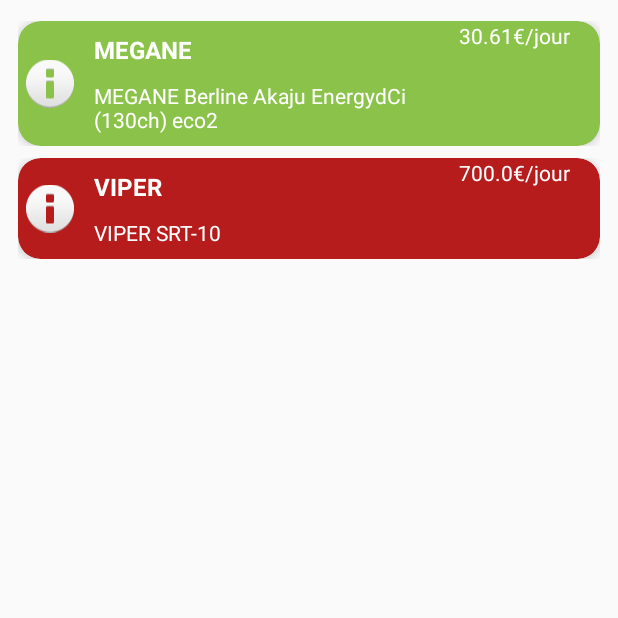
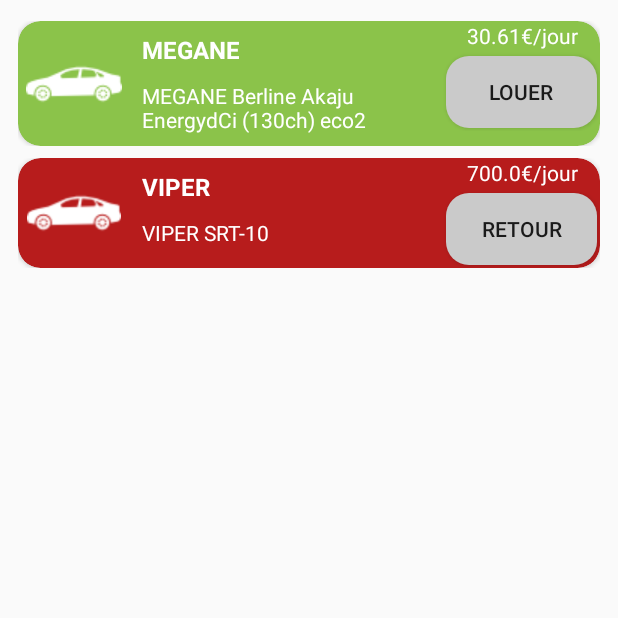
Before and after one commit to morganebaud/LokaCar, an Android app: the SearchActivity screen opened directly, with no data from a screen before it, after a tap on "CHERCHER", on a phone screen of 412 x 824 dp, the top half of it. Run offline under Robolectric (Android 15) with nearby library versions, the phone set to English and light mode, and no system bars.

Commit message:
fiche de loc

```diff
--- a/app/src/main/java/fr/ecole/eni/lokacar/adapter/VehiculesRecyclerViewAdapter.java
+++ b/app/src/main/java/fr/ecole/eni/lokacar/adapter/VehiculesRecyclerViewAdapter.java
@@ -1,5 +1,6 @@
 package fr.ecole.eni.lokacar.adapter;
 
+import android.content.Intent;
 import android.graphics.Color;
 import android.support.v7.widget.CardView;
 import android.support.v7.widget.RecyclerView;
@@ -7,13 +8,17 @@
 import android.view.LayoutInflater;
 import android.view.View;
 import android.view.ViewGroup;
+import android.widget.Button;
 import android.widget.ImageView;
 import android.widget.TextView;
+import android.widget.Toast;
 
 import java.util.List;
 
 import fr.ecole.eni.lokacar.R;
 import fr.ecole.eni.lokacar.bean.Vehicule;
+import fr.ecole.eni.lokacar.controller.LocationActivity;
+import fr.ecole.eni.lokacar.controller.VehiculesActivity;
 import fr.ecole.eni.lokacar.fragment.VehiculesFragment;
 
 public class VehiculesRecyclerViewAdapter extends Adapter<VehiculesRecyclerViewAdapter.ViewHolder> {
@@ -55,8 +60,26 @@
 
         if (!mVehicules.get(position).isDispo()) {
             holder.mCardView.setCardBackgroundColor(Color.parseColor("#B71C1C"));
+            holder.mBtnAction.setText("Retour");
+
+            holder.mBtnAction.setOnClickListener(new View.OnClickListener() {
+                @Override
+                public void onClick(View v) {
+                    Intent intent = new Intent(v.getContext(), LocationActivity.class);
+                    v.getContext().startActivity(intent);
+                }
+            });
         } else {
             holder.mCardView.setCardBackgroundColor(Color.parseColor("#8BC34A"));
+            holder.mBtnAction.setText("Louer");
+
+            holder.mBtnAction.setOnClickListener(new View.OnClickListener() {
+                @Override
+                public void onClick(View v) {
+                    Intent intent = new Intent(v.getContext(), LocationActivity.class);
+                    v.getContext().startActivity(intent);
+                }
+            });
         }
 
         if (mVehicules.get(position).getModel() != null) {
@@ -78,22 +101,24 @@
 
     public static class ViewHolder extends RecyclerView.ViewHolder {
         public final View mView;
+        public final CardView mCardView;
         public final ImageView mImageView;
         public final TextView mModele;
         public final TextView mDesignation;
         public final TextView mPrix;
-        public final CardView mCardView;
+        public final Button mBtnAction;
         public Vehicule mItem;
 
         public ViewHolder(View v) {
             super(v);
 
             mView = v;
+            mCardView = (CardView) v.findViewById(R.id.fragmentVehiculesItems_cardview);
             mImageView = (ImageView) v.findViewById(R.id.fragmentVehiculesItem_photo);
             mModele = (TextView) v.findViewById(R.id.fragmentVehiculesItem_modele);
             mDesignation = (TextView) v.findViewById(R.id.fragmentVehiculesItem_designation);
             mPrix = (TextView) v.findViewById(R.id.fragmentVehiculesItem_prix);
-            mCardView = (CardView) v.findViewById(R.id.fragmentVehiculesItems_cardview);
+            mBtnAction = (Button) v.findViewById(R.id.fragmentVehiculesItem_btnAction);
         }
     }
 
--- a/app/src/main/java/fr/ecole/eni/lokacar/controller/VehiculesActivity.java
+++ b/app/src/main/java/fr/ecole/eni/lokacar/controller/VehiculesActivity.java
@@ -17,9 +17,9 @@
 import fr.ecole.eni.lokacar.fragment.VehiculesFragment;
 
 public class VehiculesActivity extends AppCompatActivity
-        implements /*ActivityMessage,*/
+        implements
         VehiculesFragment.OnListFragmentInteractionListener,
-        DetailFragment.OnFragmentInteractionListener{
+        DetailFragment.OnFragmentInteractionListener {
 
     private List<Vehicule> mVehicules;
     private VehiculesFragment mVehiculesFragment;
@@ -33,14 +33,10 @@
         mVehiculesFragment = (VehiculesFragment) getSupportFragmentManager().findFragmentById(R.id.vehiculesFragment);
         mDetailFragment = (DetailFragment) getSupportFragmentManager().findFragmentById(R.id.fragmentDetail);
 
-        //mVehicules = new ArrayList<Vehicule>();
-        //mVehicules.add(new Vehicule("Peugeot", new Model("308","Peugeot 308",null,null,null),null,null, 15.6f,null,null,false,null));
-        //mVehicules.add(new Vehicule("Citroen",  new Model("C3","Citroen C3",null,null,null),null,null, 8.30f,null,null,false,null));
-
         Intent intent = getIntent();
         mVehicules = intent.getParcelableArrayListExtra("resultats");
 
-        if(mVehiculesFragment != null && mVehiculesFragment.isInLayout()){
+        if (mVehiculesFragment != null && mVehiculesFragment.isInLayout()) {
             setAdapterListe();
         }
     }
@@ -55,18 +51,17 @@
         Model detail = item.getModel();
         //Model detail = new Model(0,"manuelle", 0, 0,0, "bleue", null,"essence", 0, 0,null,null,null);
 
-        if(detail == null){
+        if (detail == null) {
             Toast.makeText(VehiculesActivity.this, "Erreur dans le chargement du détail", Toast.LENGTH_LONG).show();
-        }
-        else {
+        } else {
             chargeDetail(detail);
         }
     }
 
     /*
-     * affiche le détail ou l'activité
+     * Affiche le détail ou l'activité
      */
-    private void chargeDetail(Model detail){
+    private void chargeDetail(Model detail) {
         if (mDetailFragment != null && mDetailFragment.isInLayout()) {
             mDetailFragment.chargeDetail(detail);
         } else {
@@ -76,8 +71,8 @@
         }
     }
 
-    //Renseigne la liste au fragment contenant le RecyclerView
-    private void setAdapterListe(){
+    // Renseigne la liste au fragment contenant le RecyclerView
+    private void setAdapterListe() {
         mVehiculesFragment.setAdapter(new VehiculesRecyclerViewAdapter(mVehicules, VehiculesActivity.this));
     }
 }
--- /dev/null
+++ b/app/src/main/res/drawable/btn_custom.xml
@@ -0,0 +1,5 @@
+<?xml version="1.0" encoding="utf-8"?>
+<shape xmlns:android="http://schemas.android.com/apk/res/android" android:shape="rectangle">
+    <solid android:color="#cacaca"/>
+    <corners android:radius="15dp"/>
+</shape>
--- a/app/src/main/res/layout/fragment_vehicules_item.xml
+++ b/app/src/main/res/layout/fragment_vehicules_item.xml
@@ -1,24 +1,22 @@
 <?xml version="1.0" encoding="utf-8"?>
 <LinearLayout xmlns:android="http://schemas.android.com/apk/res/android"
+    xmlns:app="http://schemas.android.com/apk/res-auto"
+    xmlns:tools="http://schemas.android.com/tools"
     android:layout_width="match_parent"
-    xmlns:tools="http://schemas.android.com/tools"
-    xmlns:app="http://schemas.android.com/apk/res-auto"
+    android:layout_height="wrap_content"
     android:orientation="vertical"
     android:paddingBottom="4dp"
-    android:paddingTop="4dp"
+    android:paddingLeft="2dp"
     android:paddingRight="2dp"
-    android:paddingLeft="2dp"
-    android:layout_height="wrap_content">
+    android:paddingTop="4dp">
 
     <android.support.v7.widget.CardView
         android:id="@+id/fragmentVehiculesItems_cardview"
         android:layout_width="match_parent"
         android:layout_height="match_parent"
-        app:cardCornerRadius="15dp"
         android:elevation="16dp"
-        app:cardElevation="4dp"
-        app:cardMaxElevation="6dp"
-        app:cardBackgroundColor="@color/cardview_dark_background" >
+        app:cardBackgroundColor="@color/cardview_dark_background"
+        app:cardCornerRadius="15dp">
 
         <LinearLayout
             android:layout_width="match_parent"
@@ -30,24 +28,24 @@
                 android:layout_width="wrap_content"
                 android:layout_height="match_parent"
                 android:padding="@dimen/padding_5dp"
-            android:src="@android:drawable/ic_dialog_info" />
+                android:src="@drawable/car_model"
+                android:scaleType="centerInside" />
 
             <LinearLayout
                 android:layout_width="0dp"
-            android:layout_height="match_parent"
+                android:layout_height="wrap_content"
                 android:layout_weight="0.6"
-            android:padding="8dp"
-            android:orientation="vertical">
+                android:orientation="vertical"
+                android:padding="8dp">
 
                 <TextView
                     android:id="@+id/fragmentVehiculesItem_modele"
                     android:layout_width="match_parent"
+                    android:layout_height="wrap_content"
                     android:textColor="@android:color/white"
                     android:textSize="16sp"
                     android:textStyle="bold"
-                android:layout_height="wrap_content"
-                tools:text="modèle commercial"
-                />
+                    tools:text="modèle commercial" />
 
                 <LinearLayout
                     android:layout_width="match_parent"
@@ -61,8 +59,7 @@
                         android:layout_height="wrap_content"
                         android:layout_weight="0.6"
                         android:textColor="@android:color/white"
-                    tools:text="designation"
-                    />
+                        tools:text="designation" />
 
                 </LinearLayout>
 
@@ -71,9 +68,16 @@
 
             <LinearLayout
                 android:layout_width="0dp"
-            android:layout_height="match_parent"
+                android:layout_height="wrap_content"
                 android:layout_weight="0.3"
-            android:orientation="horizontal">
+                android:orientation="vertical">
+
+                <LinearLayout
+                    android:layout_width="match_parent"
+                    android:layout_height="0dp"
+                    android:layout_weight="0.5"
+                    android:orientation="horizontal"
+                    android:layout_marginBottom="2dp">
 
                     <TextView
                         android:id="@+id/fragmentVehiculesItem_prix"
@@ -81,19 +85,28 @@
                         android:layout_height="wrap_content"
                         android:layout_weight="0.5"
                         android:gravity="right"
-                android:textColor="@android:color/white"
-                android:text="prix" />
+                        android:text="prix"
+                        android:textColor="@android:color/white" />
 
                     <TextView
                         android:id="@+id/itemList_deviseParJour"
                         android:layout_width="0dp"
                         android:layout_height="match_parent"
                         android:layout_weight="0.5"
-                android:textColor="@android:color/white"
-                android:text="@string/deviseParJour" />
+                        android:text="@string/deviseParJour"
+                        android:textColor="@android:color/white" />
 
                 </LinearLayout>
 
+                <Button
+                    android:id="@+id/fragmentVehiculesItem_btnAction"
+                    android:layout_width="match_parent"
+                    android:layout_height="wrap_content"
+                    android:text="Action"
+                    android:layout_margin="2dp"
+                    android:background="@drawable/btn_custom" />
+
+            </LinearLayout>
 
         </LinearLayout>
 
--- a/app/src/main/res/menu/main_menu.xml
+++ b/app/src/main/res/menu/main_menu.xml
@@ -7,11 +7,11 @@
     android:orderInCategory="10"
     app:showAsAction="always"/>
 
-    <item
+    <!--item
         android:id="@+id/menu_newLoc"
         android:title="Nouvelle location"
         android:orderInCategory="10"
-        app:showAsAction="always"/>
+        app:showAsAction="always"/-->
 
     <item
         android:id="@+id/menu_finance"
@@ -37,5 +37,11 @@
         android:orderInCategory="10"
         app:showAsAction="always"/>
 
+    <item
+        android:id="@+id/menu_deconnexion"
+        android:title="Se déconnecter"
+        android:orderInCategory="10"
+        app:showAsAction="always"/>
+
     <!--android:showAsAction="always"-->
 </menu>
```
Also changed, not shown: app/src/main/AndroidManifest.xml (+4 -5 lines), app/src/main/java/fr/ecole/eni/lokacar/controller/LocationActivity.java (added, +71 -0 lines), app/src/main/java/fr/ecole/eni/lokacar/controller/MainActivity.java (+0 -41 lines), app/src/main/java/fr/ecole/eni/lokacar/controller/SearchActivity.java (+2 -7 lines), app/src/main/res/layout/activity_location.xml (added, +77 -0 lines), app/src/main/res/layout/activity_main.xml (+0 -10 lines), app/src/main/res/drawable/car_model.png (added). Lines whose indentation alone changed are shown as unchanged.
